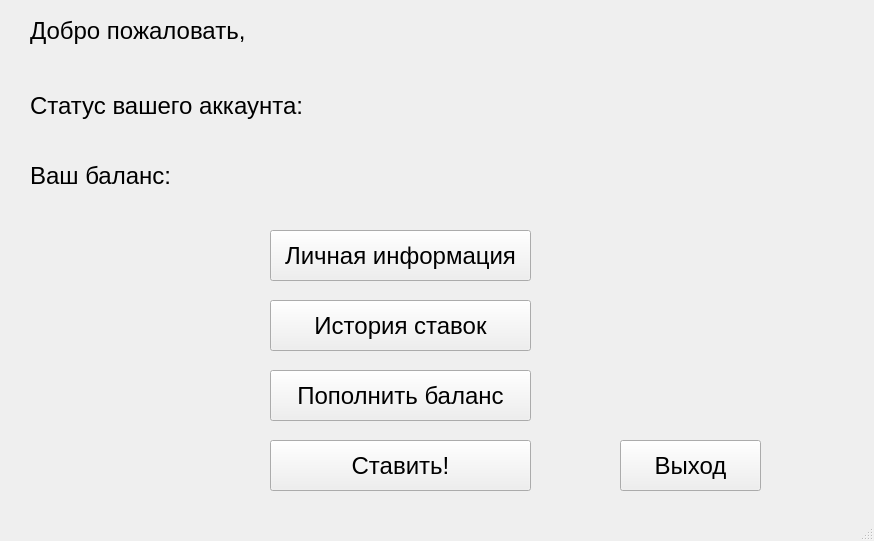
Before: the Qt Designer form src/ui/mainMenu.ui in prianechka/DB-Coursework, drawn with Qt 5.
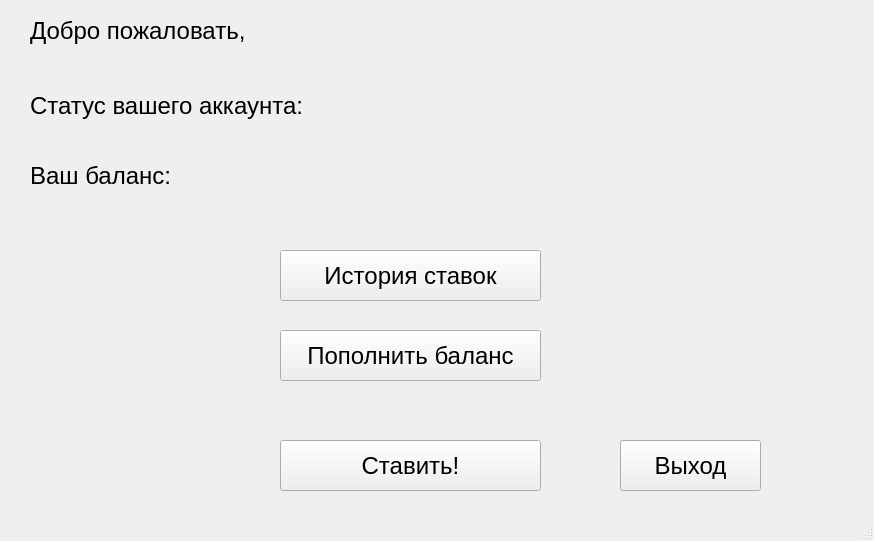
After: the same form once the commit is applied.

Diff of the .ui file:
```diff
--- a/src/ui/mainMenu.ui
+++ b/src/ui/mainMenu.ui
@@ -35,8 +35,8 @@
    <widget class="QPushButton" name="historyButton">
     <property name="geometry">
      <rect>
-      <x>270</x>
-      <y>300</y>
+      <x>280</x>
+      <y>250</y>
       <width>261</width>
       <height>51</height>
      </rect>
@@ -74,8 +74,8 @@
    <widget class="QPushButton" name="moneyButton">
     <property name="geometry">
      <rect>
-      <x>270</x>
-      <y>370</y>
+      <x>280</x>
+      <y>330</y>
       <width>261</width>
       <height>51</height>
      </rect>
@@ -90,7 +90,7 @@
     </property>
     <property name="geometry">
      <rect>
-      <x>270</x>
+      <x>280</x>
       <y>440</y>
       <width>261</width>
       <height>51</height>
@@ -100,19 +100,6 @@
      <string>Ставить!</string>
     </property>
    </widget>
-   <widget class="QPushButton" name="infoButton">
-    <property name="geometry">
-     <rect>
-      <x>270</x>
-      <y>230</y>
-      <width>261</width>
-      <height>51</height>
-     </rect>
-    </property>
-    <property name="text">
-     <string>Личная информация</string>
-    </property>
-   </widget>
    <widget class="QPushButton" name="exitButton">
     <property name="enabled">
      <bool>true</bool>
```
